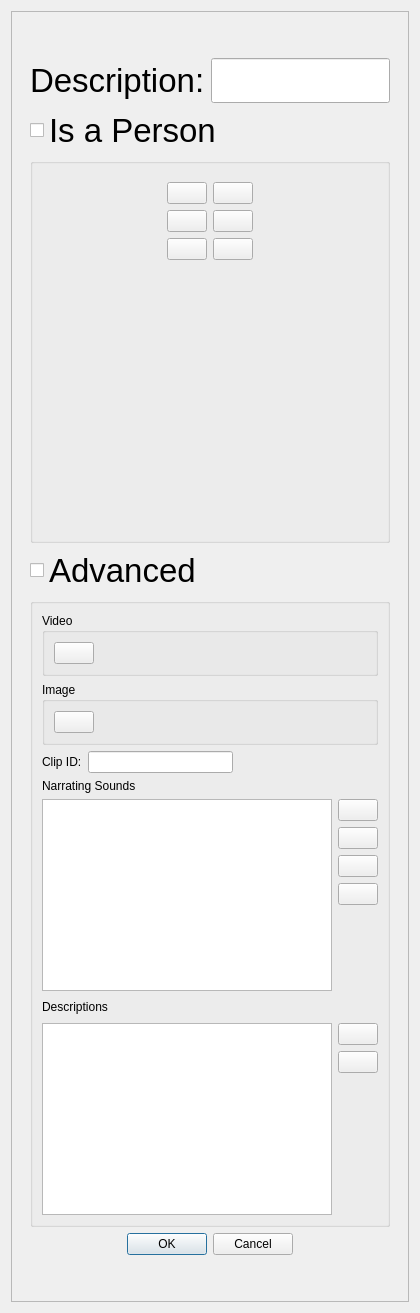
tdauth/gustavsfairyland, file ui/clipeditor.ui: the form before one commit.
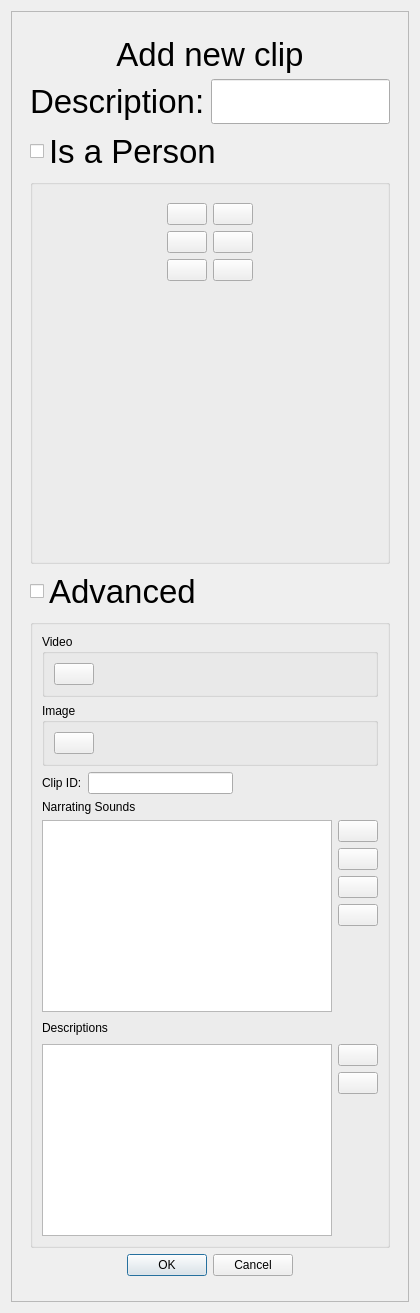
The form after the commit. Icons and pictures are not drawn.

```diff
--- a/ui/clipeditor.ui
+++ b/ui/clipeditor.ui
@@ -25,13 +25,28 @@
         <x>0</x>
         <y>0</y>
         <width>383</width>
-        <height>1310</height>
+        <height>1356</height>
        </rect>
       </property>
       <layout class="QGridLayout" name="gridLayout_2">
        <item row="0" column="0" alignment="Qt::AlignHCenter|Qt::AlignVCenter">
         <widget class="QWidget" name="widget" native="true">
          <layout class="QVBoxLayout" name="verticalLayout_6">
+          <item>
+           <widget class="QLabel" name="titleLabel">
+            <property name="font">
+             <font>
+              <pointsize>25</pointsize>
+             </font>
+            </property>
+            <property name="text">
+             <string>Add new clip</string>
+            </property>
+            <property name="alignment">
+             <set>Qt::AlignCenter</set>
+            </property>
+           </widget>
+          </item>
           <item>
            <layout class="QHBoxLayout" name="horizontalLayout_3">
             <item>
```
